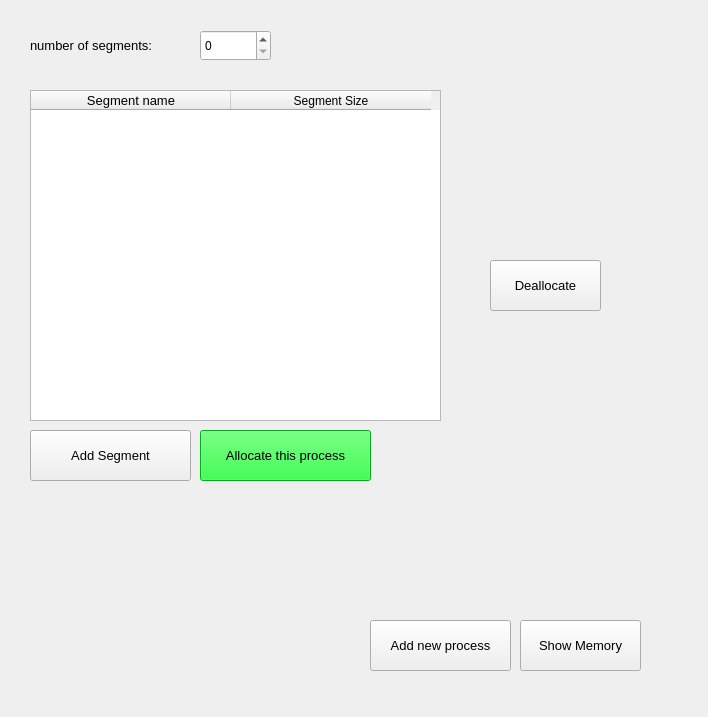
Qt form process.ui (Salmasherif33/Memory-Allocation-using-Segmentation) before a commit.
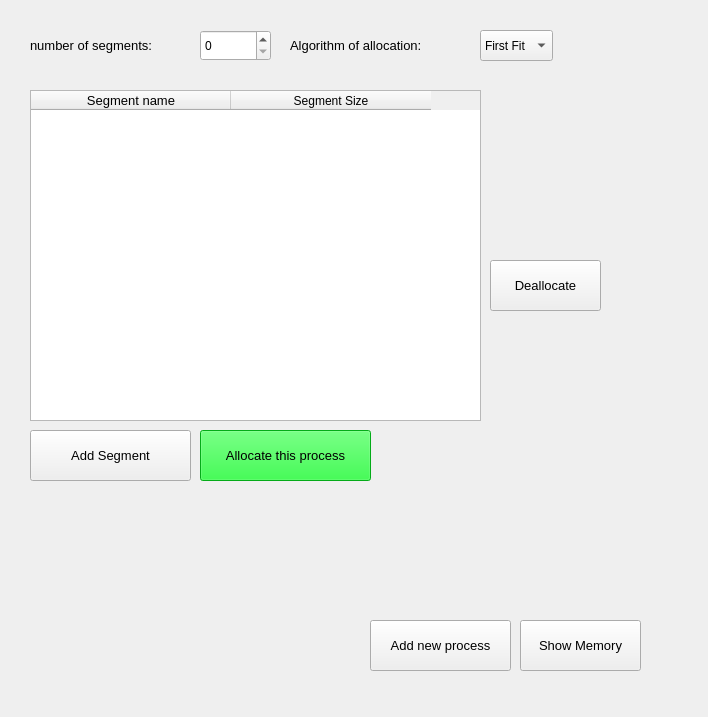
The same form after that commit.

Commit message: complete process_GUI without allocation

What changed in the file:
```diff
--- a/process.ui
+++ b/process.ui
@@ -42,7 +42,7 @@
     <rect>
      <x>30</x>
      <y>90</y>
-     <width>411</width>
+     <width>451</width>
      <height>331</height>
     </rect>
    </property>
@@ -188,6 +188,49 @@
     </rect>
    </property>
   </widget>
+  <widget class="QComboBox" name="algorithm">
+   <property name="geometry">
+    <rect>
+     <x>480</x>
+     <y>30</y>
+     <width>73</width>
+     <height>31</height>
+    </rect>
+   </property>
+   <item>
+    <property name="text">
+     <string>First Fit</string>
+    </property>
+   </item>
+   <item>
+    <property name="text">
+     <string>Best Fit</string>
+    </property>
+   </item>
+   <item>
+    <property name="text">
+     <string>Worst Fit</string>
+    </property>
+   </item>
+  </widget>
+  <widget class="QLabel" name="label_2">
+   <property name="geometry">
+    <rect>
+     <x>290</x>
+     <y>20</y>
+     <width>191</width>
+     <height>51</height>
+    </rect>
+   </property>
+   <property name="font">
+    <font>
+     <pointsize>10</pointsize>
+    </font>
+   </property>
+   <property name="text">
+    <string>Algorithm of allocation:</string>
+   </property>
+  </widget>
  </widget>
  <resources/>
  <connections/>
```
The commit also changes 5 other files.
